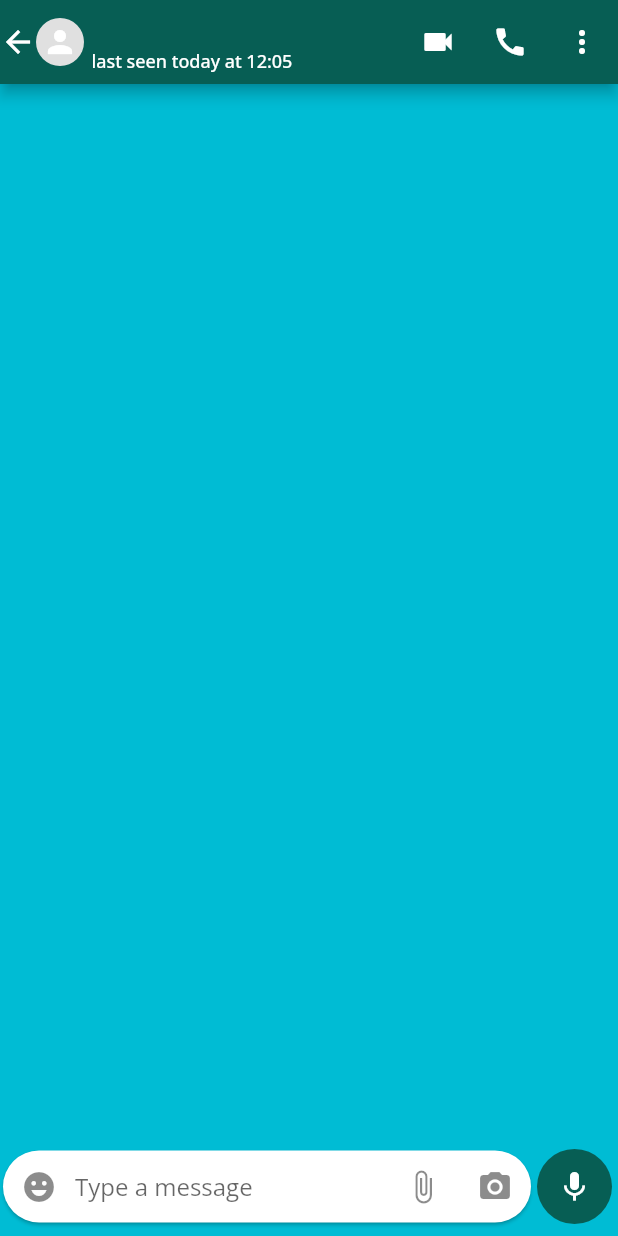
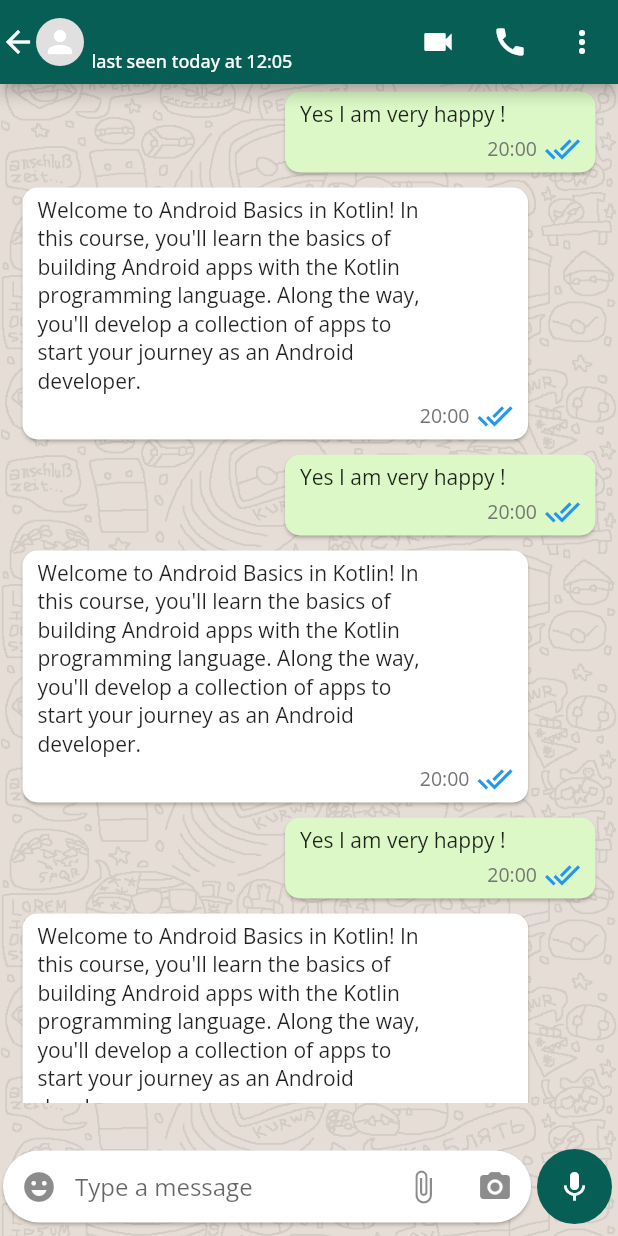
Before and after one commit to Hisdaele/whatsapp-clone, a Flutter app: the IndividualScreen screen opened directly with empty values, on a phone screen of 412 x 824 dp. Run offline on Flutter 3.47's test engine with Material 2 defaults, Android fonts, the phone set to English and light mode, and no system bars; our stand-ins replace camera, google_fonts, video_player.

Commit message:
add message layout

```diff
--- /dev/null
+++ b/mobile/lib/custom_ui/own_message_card.dart
@@ -0,0 +1,55 @@
+import 'package:flutter/material.dart';
+
+class OwnMessageCard extends StatelessWidget {
+  const OwnMessageCard({Key? key}) : super(key: key);
+
+  @override
+  Widget build(BuildContext context) {
+    return Align(
+      alignment: Alignment.centerRight,
+      child: ConstrainedBox(
+        constraints:
+        BoxConstraints(maxWidth: MediaQuery.of(context).size.width - 45),
+        child: Card(
+          elevation: 1,
+          color: Color(0xffdcf8c6),
+          shape:
+          RoundedRectangleBorder(borderRadius: BorderRadius.circular(10)),
+          margin: const EdgeInsets.symmetric(horizontal: 15, vertical: 5),
+          child: Stack(
+            children: [
+              const Padding(
+                padding: EdgeInsets.only(
+                  left: 10,
+                  right: 60,
+                  top: 5,
+                  bottom: 30,
+                ),
+                child: Text("Yes I am very happy !"),
+              ),
+              Positioned(
+                bottom: 4,
+                right: 10,
+                child: Row(
+                  children: [
+                    Text(
+                      '20:00',
+                      style: TextStyle(fontSize: 13, color: Colors.grey[600]),
+                    ),
+                    const SizedBox(
+                      width: 5,
+                    ),
+                    Icon(
+                      Icons.done_all,
+                      color: Colors.blue,
+                    )
+                  ],
+                ),
+              )
+            ],
+          ),
+        ),
+      ),
+    );
+  }
+}
--- /dev/null
+++ b/mobile/lib/custom_ui/reply_card.dart
@@ -0,0 +1,59 @@
+import 'package:flutter/cupertino.dart';
+import 'package:flutter/material.dart';
+
+class ReplyCard extends StatelessWidget {
+  const ReplyCard({Key? key}) : super(key: key);
+
+  @override
+  Widget build(BuildContext context) {
+    return Align(
+      alignment: Alignment.centerLeft,
+      child: ConstrainedBox(
+        constraints:
+            BoxConstraints(maxWidth: MediaQuery.of(context).size.width - 45),
+        child: Card(
+          elevation: 1,
+          shape:
+              RoundedRectangleBorder(borderRadius: BorderRadius.circular(10)),
+          margin: const EdgeInsets.symmetric(horizontal: 15, vertical: 5),
+          child: Stack(
+            children: [
+              const Padding(
+                padding: EdgeInsets.only(
+                  left: 10,
+                  right: 60,
+                  top: 5,
+                  bottom: 30,
+                ),
+                child: Text("Welcome to Android Basics in Kotlin! In this course,"
+                    " you'll learn the basics of building Android apps "
+                    "with the Kotlin programming language."
+                    " Along the way, you'll develop a collection of apps to"
+                    " start your journey as an Android developer."),
+              ),
+              Positioned(
+                bottom: 4,
+                right: 10,
+                child: Row(
+                  children: [
+                    Text(
+                      '20:00',
+                      style: TextStyle(fontSize: 13, color: Colors.grey[600]),
+                    ),
+                    const SizedBox(
+                      width: 5,
+                    ),
+                    Icon(
+                      Icons.done_all,
+                      color: Colors.blue,
+                    )
+                  ],
+                ),
+              )
+            ],
+          ),
+        ),
+      ),
+    );
+  }
+}
--- a/mobile/lib/screens/individual_screen.dart
+++ b/mobile/lib/screens/individual_screen.dart
@@ -1,4 +1,6 @@
 import 'package:flutter/material.dart';
+import 'package:whatsapp/custom_ui/own_message_card.dart';
+import 'package:whatsapp/custom_ui/reply_card.dart';
 
 import '../models/chat.dart';
 
@@ -18,7 +20,6 @@ class _IndividualScreenState extends State<IndividualScreen> {
   @override
   Widget build(BuildContext context) {
     return Scaffold(
-      backgroundColor: Colors.cyan,
       appBar: AppBar(
         backgroundColor: Theme.of(context).primaryColor,
         titleSpacing: 0.0,
@@ -100,7 +101,30 @@ class _IndividualScreenState extends State<IndividualScreen> {
         width: MediaQuery.of(context).size.width,
         child: Stack(
           children: [
-            //Expanded(child: ListView()),
+            SizedBox.expand(
+              child: Image.asset(
+                'assets/images/whatsappWallpaper.png',
+                fit: BoxFit.cover,
+              ),
+            ),
+            SizedBox(
+              height: MediaQuery.of(context).size.height - 145,
+              child: ListView(
+                children: [
+                  OwnMessageCard(),
+                  ReplyCard(),
+                  OwnMessageCard(),
+                  ReplyCard(),
+                  OwnMessageCard(),
+                  ReplyCard(),
+                  OwnMessageCard(),
+                  ReplyCard(),
+                  OwnMessageCard(),
+                  OwnMessageCard(),
+                  ReplyCard(),
+                ],
+              ),
+            ),
             Align(
               alignment: Alignment.bottomCenter,
               child: Row(
@@ -156,7 +180,7 @@ class _IndividualScreenState extends State<IndividualScreen> {
                       radius: 25,
                       child: IconButton(
                         color: Colors.white,
-                        icon: const Icon(Icons.mic),
+                        icon: Icon(hasText ? Icons.send: Icons.mic),
                         onPressed: () {},
                       ),
                     ),
```
Also changed, not shown: mobile/pubspec.yaml (+3 -5 lines), mobile/assets/images/whatsappWallpaper.png (added).
